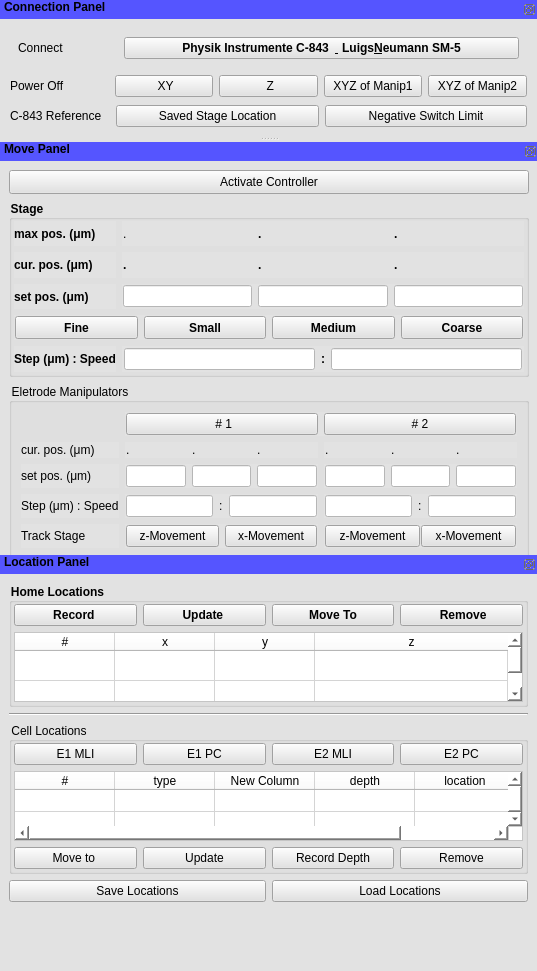
First picture: the form in manipulator.ui, repository mgraupe/ManipulatorControl, before the edit.
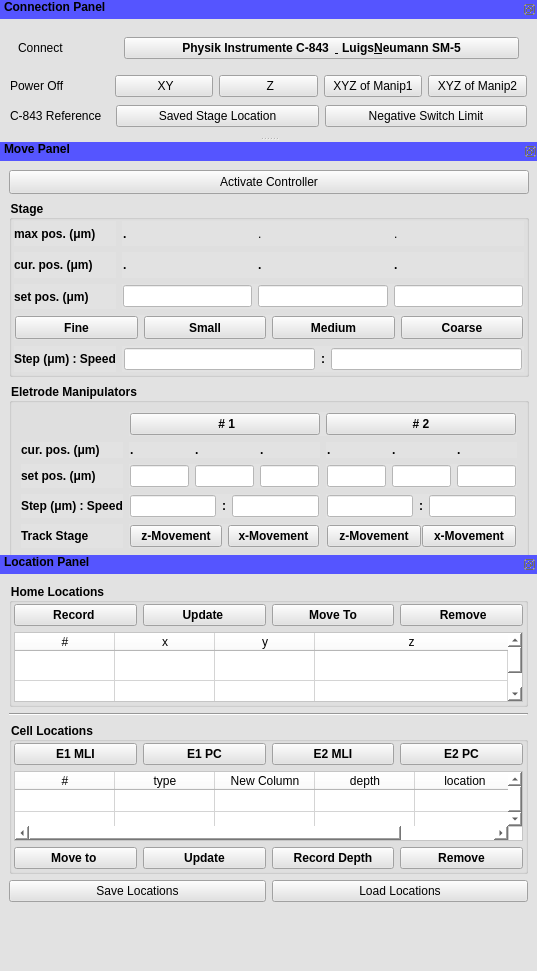
Second picture: the form after the edit.

Commit message: font sizes

What changed in the file:
```diff
--- a/manipulator.ui
+++ b/manipulator.ui
@@ -500,12 +500,6 @@
            </property>
            <item>
             <widget class="QLabel" name="minMaxXLocationValueLabel">
-             <property name="font">
-              <font>
-               <weight>50</weight>
-               <bold>false</bold>
-              </font>
-             </property>
              <property name="text">
               <string>.</string>
              </property>
@@ -513,6 +507,12 @@
            </item>
            <item>
             <widget class="QLabel" name="minMaxYLocationValueLabel">
+             <property name="font">
+              <font>
+               <weight>50</weight>
+               <bold>false</bold>
+              </font>
+             </property>
              <property name="text">
               <string>.</string>
              </property>
@@ -520,6 +520,12 @@
            </item>
            <item>
             <widget class="QLabel" name="minMaxZLocationValueLabel">
+             <property name="font">
+              <font>
+               <weight>50</weight>
+               <bold>false</bold>
+              </font>
+             </property>
              <property name="text">
               <string>.</string>
              </property>
@@ -606,6 +612,12 @@
      </item>
      <item row="2" column="0" colspan="3">
       <widget class="QGroupBox" name="groupBox_4">
+       <property name="font">
+        <font>
+         <weight>75</weight>
+         <bold>true</bold>
+        </font>
+       </property>
        <property name="title">
         <string>Eletrode Manipulators</string>
        </property>
@@ -690,6 +702,12 @@
            </property>
            <item>
             <widget class="QLabel" name="xIsPosDev2LE">
+             <property name="font">
+              <font>
+               <weight>75</weight>
+               <bold>true</bold>
+              </font>
+             </property>
              <property name="text">
               <string>.</string>
              </property>
@@ -697,6 +715,12 @@
            </item>
            <item>
             <widget class="QLabel" name="yIsPosDev2LE">
+             <property name="font">
+              <font>
+               <weight>75</weight>
+               <bold>true</bold>
+              </font>
+             </property>
              <property name="text">
               <string>.</string>
              </property>
@@ -704,6 +728,12 @@
            </item>
            <item>
             <widget class="QLabel" name="zIsPosDev2LE">
+             <property name="font">
+              <font>
+               <weight>75</weight>
+               <bold>true</bold>
+              </font>
+             </property>
              <property name="text">
               <string>.</string>
              </property>
@@ -792,6 +822,12 @@
            </property>
            <item>
             <widget class="QLabel" name="xIsPosDev1LE">
+             <property name="font">
+              <font>
+               <weight>75</weight>
+               <bold>true</bold>
+              </font>
+             </property>
              <property name="text">
               <string>.</string>
              </property>
@@ -799,6 +835,12 @@
            </item>
            <item>
             <widget class="QLabel" name="yIsPosDev1LE">
+             <property name="font">
+              <font>
+               <weight>75</weight>
+               <bold>true</bold>
+              </font>
+             </property>
              <property name="text">
               <string>.</string>
              </property>
@@ -806,6 +848,12 @@
            </item>
            <item>
             <widget class="QLabel" name="zIsPosDev1LE">
+             <property name="font">
+              <font>
+               <weight>75</weight>
+               <bold>true</bold>
+              </font>
+             </property>
              <property name="text">
               <string>.</string>
              </property>
@@ -1147,6 +1195,12 @@
      </item>
      <item row="4" column="0" colspan="4">
       <widget class="QGroupBox" name="groupBox_2">
+       <property name="font">
+        <font>
+         <weight>75</weight>
+         <bold>true</bold>
+        </font>
+       </property>
        <property name="title">
         <string>Cell Locations</string>
        </property>
```
Left out of the diff: 18 changed lines with no effect on the pictures.
